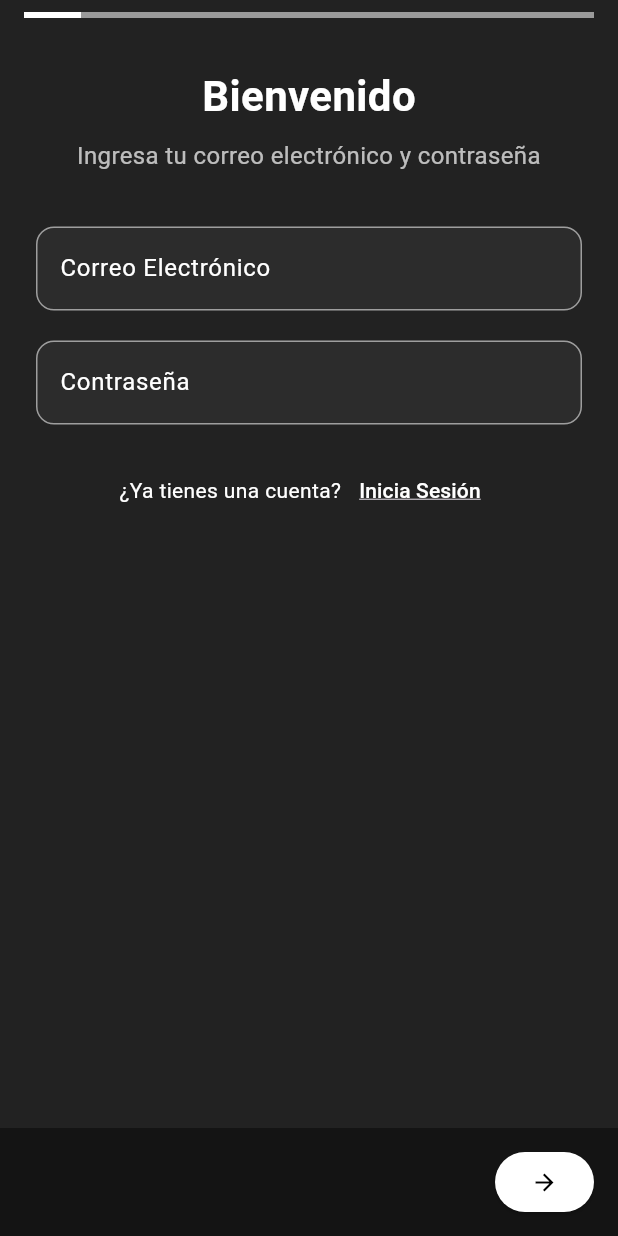
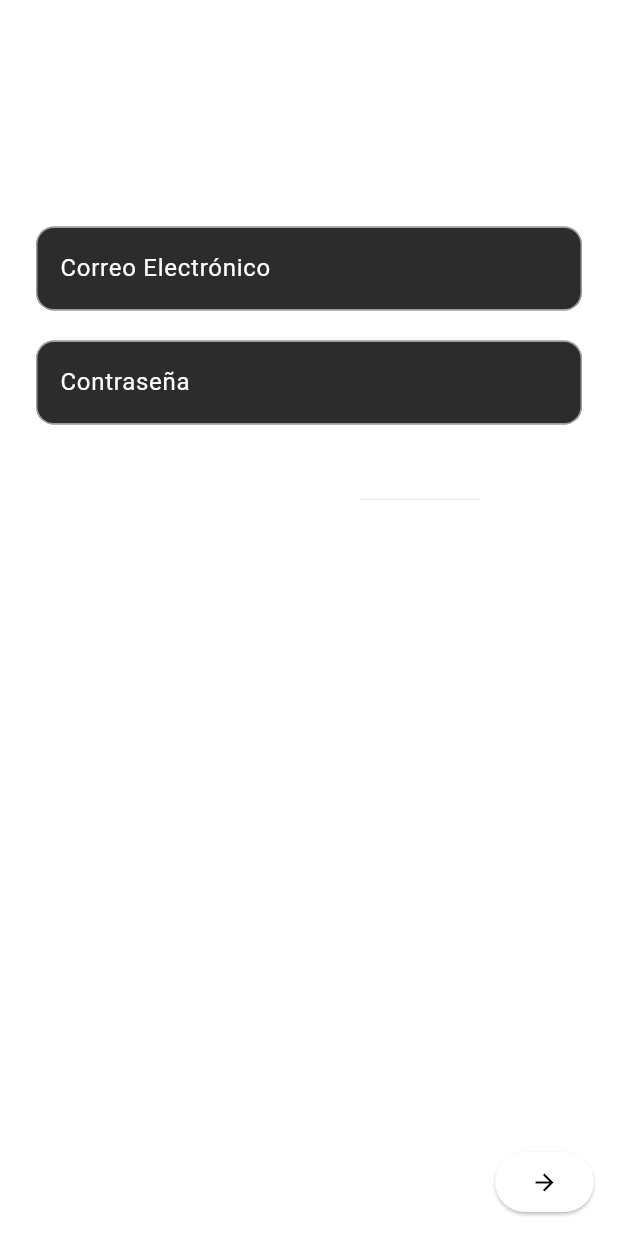
Before and after one commit to jaume768/gymder-flutter, a Flutter app: the MyProfileScreen screen opened directly, after a tap on "Cerrar sesión", after a tap on "Regístrate", on a phone screen of 412 x 824 dp. Run offline on Flutter 3.47's test engine with Material 3 defaults, Android fonts, the phone set to English and light mode, and no system bars; our stand-ins replace cached_network_image, emoji_picker_flutter, flutter_secure_storage, flutter_spinkit, geocoding, geolocator and 5 more; accounts and stored records are empty; network calls fail.

Commit message:
arreglo colors

```diff
--- a/lib/screens/edit_profile_screen.dart
+++ b/lib/screens/edit_profile_screen.dart
@@ -390,7 +390,7 @@ class _EditProfileScreenState extends State<EditProfileScreen> {
         backgroundColor: Colors.black,
         iconTheme: const IconThemeData(color: Colors.white),
       ),
-      backgroundColor: const Color.fromRGBO(20, 20, 20, 99),
+      backgroundColor: const Color.fromRGBO(20, 20, 20, 0.0),
       floatingActionButton: showSaveButton
           ? FloatingActionButton.extended(
               onPressed: _saveProfile,
--- a/lib/screens/login_screen.dart
+++ b/lib/screens/login_screen.dart
@@ -99,7 +99,7 @@ class _LoginScreenState extends State<LoginScreen> {
     final authProvider = Provider.of<AuthProvider>(context);
 
     return Scaffold(
-      backgroundColor: const Color.fromRGBO(34, 34, 34, 99), // Fondo gris
+      backgroundColor: const Color.fromRGBO(34, 34, 34, 0.0),
       body: SafeArea(
         child: Center(
           child: SingleChildScrollView(
--- a/lib/screens/matches_chats_screen.dart
+++ b/lib/screens/matches_chats_screen.dart
@@ -139,7 +139,7 @@ class _MatchesChatsScreenState extends State<MatchesChatsScreen> {
   @override
   Widget build(BuildContext context) {
     return Scaffold(
-      backgroundColor: const Color.fromRGBO(20, 20, 20, 99),
+      backgroundColor: const Color.fromRGBO(20, 20, 20, 0.0),
       body: isLoading
           ? const Center(child: CircularProgressIndicator())
           : errorMessage.isNotEmpty
--- a/lib/screens/my_profile_screen.dart
+++ b/lib/screens/my_profile_screen.dart
@@ -53,7 +53,7 @@ class _MyProfileScreenState extends State<MyProfileScreen> {
         backgroundColor: Colors.black,
         iconTheme: const IconThemeData(color: Colors.white),
       ),
-      backgroundColor: const Color.fromRGBO(20, 20, 20, 99),
+      backgroundColor: const Color.fromRGBO(20, 20, 20, 0.0),
       body: SingleChildScrollView(
         padding: const EdgeInsets.all(16.0),
         child: Column(
@@ -102,7 +102,7 @@ class _MyProfileScreenState extends State<MyProfileScreen> {
             ),
             const SizedBox(height: 16),
             Card(
-              color: Color.fromRGBO(38, 38, 38, 9),
+              color: Color.fromRGBO(38, 38, 38, 0.0),
               shape: RoundedRectangleBorder(
                   borderRadius: BorderRadius.circular(12)),
               child: Column(
--- a/lib/screens/register_screen.dart
+++ b/lib/screens/register_screen.dart
@@ -453,7 +453,7 @@ class _RegisterScreenState extends State<RegisterScreen> {
     final double progress = (_currentStep + 1) / _totalSteps;
 
     return Scaffold(
-      backgroundColor: const Color.fromRGBO(34, 34, 34, 99),
+      backgroundColor: const Color.fromRGBO(34, 34, 34, 0.0),
       body: SafeArea(
         child: Column(
           children: [
@@ -493,7 +493,7 @@ class _RegisterScreenState extends State<RegisterScreen> {
 
   Widget _buildBottomBar() {
     return Container(
-      color: const Color.fromRGBO(20, 20, 20, 99),
+      color: const Color.fromRGBO(20, 20, 20, 0.0),
       padding: const EdgeInsets.symmetric(horizontal: 16, vertical: 12),
       child: Row(
         children: [
```
Also changed, not shown: pubspec.yaml (+6 -1 lines), assets/images/icono.png (added), pubspec.lock, 6 other files.
